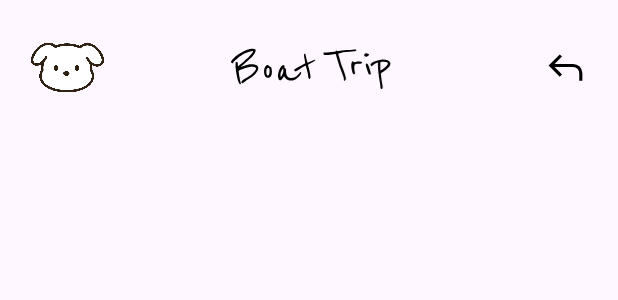
After one commit to Neibce/BoatTrip, an Android app: the layout header.xml on its own in the app's theme, with its tools: preview values and no code run, on a phone screen of 412 x 824 dp. The commit adds this screen. Shown: the top 300 px of the screen. Run offline under Robolectric (Android 15) with nearby library versions, the phone set to English and light mode, and no system bars.

Commit message:
header xml 및 글씨 로고 파일 추가

```diff
--- /dev/null
+++ b/app/src/main/res/drawable/boattrip_logo.xml
@@ -0,0 +1,42 @@
+<vector xmlns:android="http://schemas.android.com/apk/res/android"
+    android:width="1005dp"
+    android:height="313dp"
+    android:viewportWidth="1005"
+    android:viewportHeight="313">
+  <path
+      android:pathData="M135,47.5c-13,3.4 -19.2,5.7 -35.8,13.6 -35.5,16.9 -75.2,50.4 -75.2,63.5 0,4.6 2.2,6.4 8.1,6.4l4.9,-0 0,-3.4c0,-3.1 1.1,-4.5 11.9,-14.4 20.7,-19 32.3,-27.8 44.8,-34.1 15.5,-7.7 45.2,-18.4 54.9,-19.8 5.5,-0.7 6.4,1 3.5,6.9 -3.1,6.3 -17.1,22.3 -31.2,35.3 -16.6,15.5 -53.2,46.5 -54.9,46.5 -1.5,-0 -2,-3.1 -2,-11.9 0,-10.3 -0.9,-11.7 -8,-12.3l-4.5,-0.3 -0.2,5c-0.2,2.7 -0.5,7.8 -0.9,11.3 -1.7,17.8 9.4,82.6 17.2,100.4 5.1,11.7 9.4,16.8 12.9,15.4 1.5,-0.5 1.7,-1.5 1.2,-5.9 -0.3,-2.8 -1.5,-7.9 -2.7,-11.2 -2.2,-6.1 -5.6,-25.1 -8.8,-49.6l-1.8,-13.6 12.5,-5.3c17,-7.1 40.1,-14.6 50.7,-16.5 11.1,-1.9 21.4,-1.9 28.9,-0 11.3,2.9 13.4,6.6 9.2,15.8 -7,15.4 -33.3,37 -64.7,53.3 -8.3,4.3 -18.5,13.7 -19.6,18 -0.4,1.5 -0.3,3.9 0.2,5.3 0.7,2 1.7,2.7 4.5,2.9 3,0.3 4.6,-0.5 10.5,-5.1 3.8,-3 15,-10.7 24.9,-17.2 21.9,-14.3 31.7,-21.8 41.6,-32.1 20.3,-21.2 23.7,-41.2 8.5,-50.5 -8.4,-5.2 -18.8,-7.2 -34.1,-6.6 -11.2,0.4 -14.8,1 -25.4,4.1 -6.8,2 -17,5.5 -22.7,7.6 -5.7,2.2 -10.7,4 -11,4 -1.4,-0 2.3,-3.4 21.9,-20.2 29.8,-25.5 37.8,-32.9 47.9,-44.3 15.2,-17.1 21.2,-33.3 14.5,-39.1 -5.9,-5 -16.8,-5.7 -31.7,-1.9z"
+      android:fillColor="#000000"
+      android:strokeColor="#00000000"/>
+  <path
+      android:pathData="M742.5,51.1c-3.8,0.4 -18.7,1.5 -33,2.4 -25,1.5 -36.6,2.9 -50.4,6.1 -6.7,1.6 -6.3,1.7 -12.6,-3 -2,-1.5 -4.5,0.1 -5.1,3.3 -0.6,2.8 -0.9,3 -7.3,3.6 -3.6,0.3 -16.8,1.7 -29.3,3.1 -13.9,1.5 -24.6,2.2 -27.7,1.8 -4.3,-0.6 -5,-0.4 -6,1.4 -1.8,3.3 -1.3,7.9 1.2,10.7 2.1,2.5 2.8,2.7 10.5,2.6 4.5,-0 15.5,-1 24.4,-2.1 9,-1.1 20.5,-2.5 25.6,-3.1 5.1,-0.6 9.4,-1 9.6,-0.8 0.1,0.2 3.1,9.8 6.5,21.4 10,33.5 16,52.2 20.8,64.5 9.2,23.7 18.1,47.7 19.6,53 0.9,3 1.5,8 1.5,11.1 -0.1,6.7 0.5,7.9 3.7,7.9 2.8,-0 6.1,-3.8 7.6,-9 0.9,-3 0.8,-5.3 -0.6,-11.6 -3.1,-14.3 -7.3,-27.7 -14.6,-45.9 -3.9,-9.9 -8.4,-21.6 -10,-26 -3.1,-8.4 -20.2,-67.6 -19.7,-68.1 0.2,-0.1 6.6,-1.8 14.3,-3.8 9.1,-2.2 19.7,-4 30.5,-5.1 9.1,-0.9 23.8,-2.5 32.7,-3.6 8.9,-1 18.1,-1.9 20.5,-1.9 5.5,-0 9.2,-1.9 9.6,-5 0.7,-4.9 -5,-5.9 -22.3,-3.9z"
+      android:fillColor="#000000"
+      android:strokeColor="#00000000"/>
+  <path
+      android:pathData="M814.3,76.5c-3,3 -3.4,4 -3.1,7.6 0.4,5.4 3.8,8.2 10.1,8.2 4.5,-0 8.3,-1.7 15.5,-7.1 5.8,-4.4 3.3,-7.8 -8.3,-10.8 -7.9,-2.2 -10.3,-1.8 -14.2,2.1z"
+      android:fillColor="#000000"
+      android:strokeColor="#00000000"/>
+  <path
+      android:pathData="M456.7,76.8c-2.5,2.7 -2.1,6.8 2.3,31.8 2.2,12.4 4,22.9 4,23.4 0,0.5 -8,4.9 -17.8,9.8 -35.2,17.7 -48.2,25.8 -48.2,30.2 0,2.4 2.9,6 5.6,7 3.2,1.3 4.5,0.6 27.4,-13.6 22.5,-14 33.3,-19.9 35.2,-19.1 0.8,0.3 3.6,9 6.7,21.3 6.3,24.5 8,33.6 8.1,42.2 0,8.7 4.2,15.9 8.7,15 2.5,-0.4 5.3,-6.5 5.3,-11.6 0,-8.2 -4.1,-29.9 -9.5,-50.2 -3,-11.3 -5.5,-21.2 -5.5,-22 0,-0.9 6.1,-4.6 15.4,-9.2 23.1,-11.7 32.5,-19.5 24.8,-20.6 -1.2,-0.2 -10.6,3.4 -21.3,8.3 -10.5,4.7 -19.9,8.5 -20.8,8.3 -2,-0.4 -4.7,-9.6 -9.6,-32.9 -1.9,-9.5 -4.1,-17.9 -4.7,-18.6 -1.5,-1.8 -4.2,-1.6 -6.1,0.5z"
+      android:fillColor="#000000"
+      android:strokeColor="#00000000"/>
+  <path
+      android:pathData="M911.8,110c-29.9,3.8 -57.5,15 -62.5,25.4 -2,4.2 -1.2,7.4 2.6,11.5 3.5,3.7 4.9,3.9 6.1,0.7 1.1,-3.1 7.7,-8.3 16.6,-13.3 5.6,-3.2 15.3,-7.3 17.1,-7.3 0.2,-0 0.3,6 0.3,13.2 0,22.7 3.2,52.8 10.6,99.5 2.4,15.5 4.4,30.3 4.4,32.8 0,5.3 2.1,10.1 4.7,10.7 7.7,1.8 10.2,-7.2 6.9,-24.7 -2.2,-12.2 -7.3,-46 -8.5,-56.9 -0.8,-6.7 -0.8,-9.3 0.1,-10.4 0.7,-0.8 8.5,-6.3 17.4,-12.3 23.8,-16 34.9,-28.1 37.6,-41.1 1,-5 1,-6.1 -0.7,-9.8 -6.1,-13.6 -28.1,-21.1 -52.7,-18zM939.5,124.6c7.4,2 11.5,4.9 11.5,7.9 0,8.9 -14.4,23.7 -36.3,37.4 -3.8,2.3 -7.2,4 -7.5,3.6 -1,-1 -0.9,-48.2 0.1,-49.1 1.1,-1.1 16,-2.2 22.2,-1.7 2.8,0.3 7.3,1.1 10,1.9z"
+      android:fillColor="#000000"
+      android:strokeColor="#00000000"/>
+  <path
+      android:pathData="M740.8,121.7c-4.8,5.5 -7.3,16.4 -6.4,27.8 1.5,19.9 6.9,40.9 11.7,45.7 3.5,3.5 4.3,3.5 7.9,-0.2 3.4,-3.5 3.5,-3.9 1.6,-10.1 -2.1,-6.9 -3.9,-26.2 -3.1,-33.9 0.8,-8.2 3,-12 8.1,-14.6 3.3,-1.5 5.9,-1.8 16.2,-1.7 9.3,0.2 13.3,-0.2 16.3,-1.4 4.7,-1.8 6.4,-4.4 5,-7.2 -1.6,-2.9 -6.6,-4.2 -18.1,-4.8 -9.5,-0.5 -11.2,-0.3 -18.1,2.1 -9.9,3.4 -12,3.4 -14.1,-0.4 -1.9,-3.4 -4.7,-3.9 -7,-1.3z"
+      android:fillColor="#000000"
+      android:strokeColor="#00000000"/>
+  <path
+      android:pathData="M822.5,135c-3.3,3.6 -3,9.5 1,20.8 1.9,5.7 5.2,15.6 7.1,22 3.9,12.8 7.3,19.7 10.3,20.7 1.1,0.3 3.6,-0.1 5.5,-0.9 4.4,-1.8 4.5,-3.3 1.2,-17.1 -6.5,-26.6 -16,-47.5 -21.5,-47.5 -1,-0 -2.6,0.9 -3.6,2z"
+      android:fillColor="#000000"
+      android:strokeColor="#00000000"/>
+  <path
+      android:pathData="M231.8,144.7c-4.7,4.3 -9.9,14.5 -11.8,23.5 -1.6,7.2 -0.8,23.6 1.5,30.4 2.1,6.2 7.9,14.1 12.2,16.6 4,2.4 12.9,2.6 17.1,0.4 4.4,-2.3 9.9,-9.1 12.4,-15.5 4.3,-10.9 2,-42.1 -3.4,-46.4 -1.3,-0.9 -3.5,-2 -5,-2.3 -1.5,-0.4 -3.7,-2.1 -5,-3.9 -2.4,-3.6 -7.5,-6.5 -11.3,-6.5 -1.5,-0 -4.2,1.6 -6.7,3.7zM250.3,165.5c1.4,3.9 1.6,7.1 1.3,15 -0.5,11.6 -1.7,16.3 -5.2,20.5 -4.7,5.5 -10,2.8 -12.5,-6.4 -1.8,-6.6 -1.3,-24.9 0.7,-29.2 2,-4.3 6.2,-6.4 10.8,-5.5 2.6,0.6 3.4,1.4 4.9,5.6z"
+      android:fillColor="#000000"
+      android:strokeColor="#00000000"/>
+  <path
+      android:pathData="M326.8,145c-9.3,5 -19.6,25.1 -24.3,47.8 -2.5,12.1 -1.6,21.3 3,31.7 2.7,6.2 4.5,7.7 9,7.7 4.9,-0 9,-3.8 16.4,-15 3.4,-5 6.5,-9.2 6.9,-9.2 0.4,-0 1.6,1.9 2.6,4.2 4.1,8.7 17,17.9 29.5,20.8 10.9,2.6 26,-0.6 38.8,-8.1 8.9,-5.2 23.3,-20.1 27.2,-28 3.5,-7.2 3.8,-11.5 0.8,-13.3 -2,-1.2 -2.7,-0.6 -14.1,13.4 -7.1,8.6 -16.8,16.2 -24.5,19.1 -7.9,3 -20.1,3.6 -27.7,1.4 -4.6,-1.3 -7,-2.8 -11,-6.8 -7.6,-7.7 -9.5,-13.6 -10.3,-31.7l-0.6,-14.5 -4.2,-2.3 -4.3,-2.3 0,-6.5c0,-3.6 -0.5,-7.4 -1,-8.5 -1.4,-2.5 -7.2,-2.5 -12.2,0.1zM332.9,167.2c0,2.4 0,6.7 0,9.6 0,3 -0.8,8 -1.9,11.1 -3,9 -10.9,25.3 -11.9,24.7 -1.2,-0.8 -3.1,-8.7 -3.1,-13.3 0,-11 11.2,-36.3 16,-36.3 0.6,-0 1,1.9 0.9,4.2z"
+      android:fillColor="#000000"
+      android:strokeColor="#00000000"/>
+</vector>
--- a/app/src/main/res/layout/activity_main.xml
+++ b/app/src/main/res/layout/activity_main.xml
@@ -7,6 +7,10 @@
     android:layout_height="match_parent"
     android:background="#FFFFFF"
     tools:context=".MainActivity">
+
+    <include
+        android:id="@+id/header"
+        layout="@layout/header" />
 
     <TextView
         android:id="@+id/textView"
@@ -60,7 +64,7 @@
             android:layout_weight="1"
             android:background="@android:color/transparent"
             android:fontFamily="@font/human_beomseokneo_medium"
-            android:text="여행지를 입력해달라멍!"
+            android:hint="여행지를 입력해달라멍!"
             android:paddingStart="10dp"
             android:paddingEnd="10dp"
             android:layout_margin="8dp"
--- /dev/null
+++ b/app/src/main/res/layout/header.xml
@@ -0,0 +1,55 @@
+<?xml version="1.0" encoding="utf-8"?>
+<androidx.constraintlayout.widget.ConstraintLayout xmlns:android="http://schemas.android.com/apk/res/android"
+    xmlns:app="http://schemas.android.com/apk/res-auto"
+    xmlns:tools="http://schemas.android.com/tools"
+    android:layout_width="match_parent"
+    android:layout_height="wrap_content"
+    android:padding="16dp"
+    tools:context=".MainActivity">
+
+    <ImageView
+        android:id="@+id/logo"
+        android:layout_width="50dp"
+        android:layout_height="50dp"
+        android:layout_marginStart="4dp"
+        android:layout_marginTop="4dp"
+        android:layout_marginBottom="4dp"
+        android:clickable="true"
+        android:onClick="goToMain"
+        android:src="@drawable/dog_logo"
+        app:layout_constraintBottom_toBottomOf="parent"
+        app:layout_constraintStart_toStartOf="parent"
+        app:layout_constraintTop_toTopOf="parent" />
+
+    <ImageView
+        android:id="@+id/header_title"
+        android:layout_width="140dp"
+        android:layout_height="35dp"
+        android:layout_marginStart="25dp"
+        android:layout_marginTop="6dp"
+        android:layout_marginBottom="6dp"
+        android:gravity="center"
+        android:src="@drawable/boattrip_logo"
+        app:layout_constraintBottom_toBottomOf="parent"
+        app:layout_constraintEnd_toEndOf="parent"
+        app:layout_constraintHorizontal_bias="0.45"
+        app:layout_constraintStart_toStartOf="parent"
+        app:layout_constraintTop_toTopOf="parent" />
+
+    <ImageView
+        android:id="@+id/back_button"
+        android:layout_width="30dp"
+        android:layout_height="30dp"
+        android:layout_marginStart="90dp"
+        android:layout_marginTop="10dp"
+        android:layout_marginEnd="4dp"
+        android:layout_marginBottom="10dp"
+        android:clickable="true"
+        android:onClick="goBack"
+        android:src="@drawable/back_icon"
+        app:layout_constraintBottom_toBottomOf="parent"
+        app:layout_constraintEnd_toEndOf="parent"
+        app:layout_constraintHorizontal_bias="1.0"
+        app:layout_constraintStart_toEndOf="@+id/header_title"
+        app:layout_constraintTop_toTopOf="parent" />
+</androidx.constraintlayout.widget.ConstraintLayout>
```
